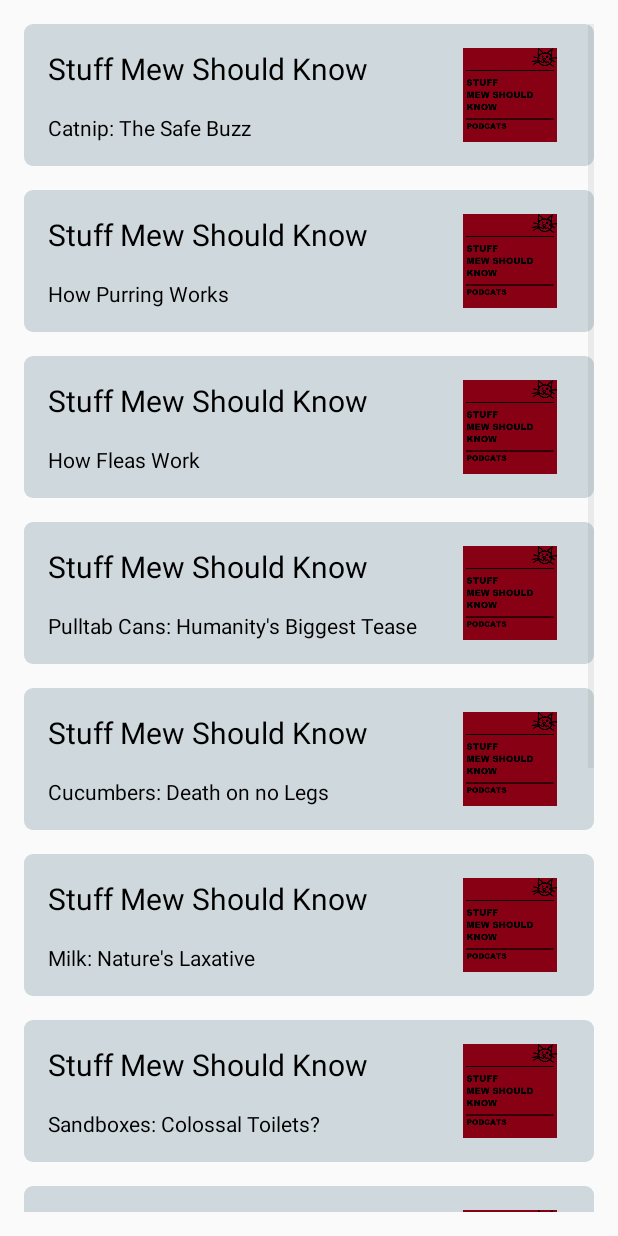
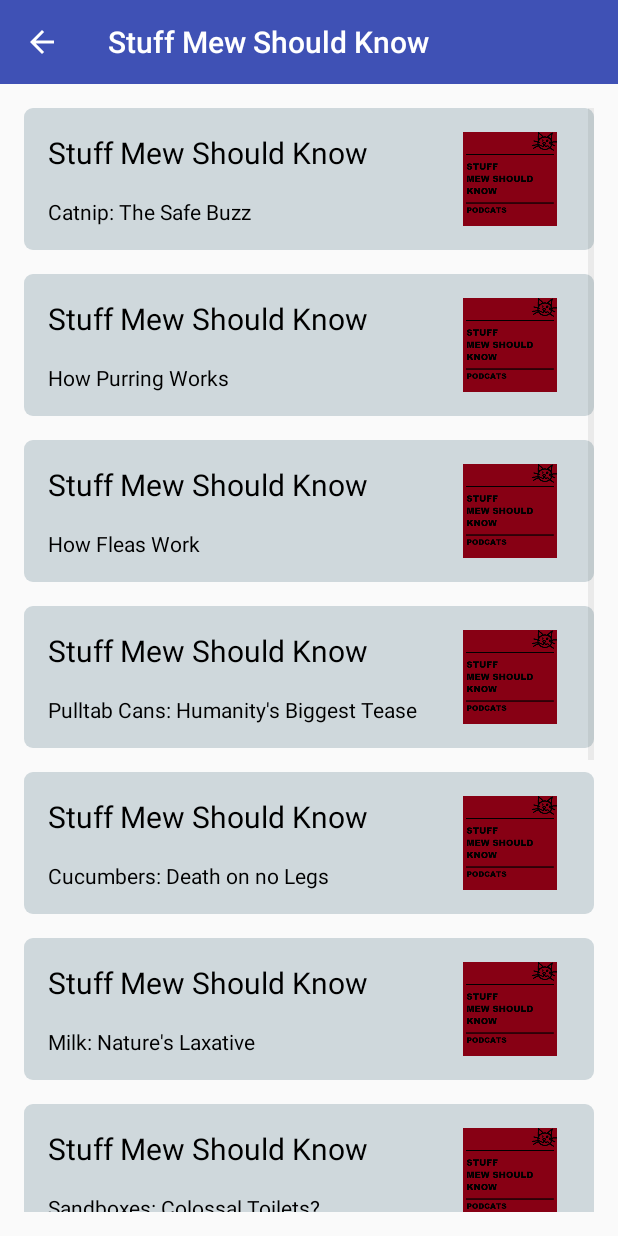
Before and after one commit to roscoephillips/Podcats, an Android app: the StuffMewActivity screen opened directly, with no data from a screen before it, on a phone screen of 412 x 824 dp. Run offline under Robolectric (Android 15) with nearby library versions, the phone set to English and light mode, and no system bars.

Commit message:
Added a back button to the NowPlaying activity.
Added drawables of necessary sizes.

```diff
--- a/app/src/main/java/com/example/android/podcats/NowPlaying.java
+++ b/app/src/main/java/com/example/android/podcats/NowPlaying.java
@@ -19,14 +19,14 @@ public class NowPlaying extends AppCompatActivity {
         super.onCreate(savedInstanceState);
         setContentView(R.layout.podcast_now_playing);
 
-        //Toolbar button to go back to MainActivity.
+        //Toolbar button to go back to previous activity.
         Toolbar myToolbar = (Toolbar) findViewById(R.id.now_playing_toolbar);
         myToolbar.setTitle(getString(R.string.now_playing));
         myToolbar.setNavigationIcon(R.drawable.ic_arrow_back_black_24dp);
         myToolbar.setNavigationOnClickListener(new View.OnClickListener() {
             @Override
             public void onClick(View view) {
-                startActivity(new Intent(getApplicationContext(), MainActivity.class));
+                finish();
             }
 
         });
--- a/app/src/main/java/com/example/android/podcats/StuffMewActivity.java
+++ b/app/src/main/java/com/example/android/podcats/StuffMewActivity.java
@@ -3,6 +3,7 @@ package com.example.android.podcats;
 import android.content.Intent;
 import android.os.Bundle;
 import android.support.v7.app.AppCompatActivity;
+import android.support.v7.widget.Toolbar;
 import android.view.View;
 import android.widget.AdapterView;
 import android.widget.ListView;
@@ -15,6 +16,18 @@ public class StuffMewActivity extends AppCompatActivity {
     protected void onCreate(Bundle savedInstanceState) {
         super.onCreate(savedInstanceState);
         setContentView(R.layout.tracklist_list);
+
+        //Toolbar button to go back to MainActivity.
+        Toolbar myToolbar = (Toolbar) findViewById(R.id.tracklist_toolbar);
+        myToolbar.setTitle(getString(R.string.smsk_title_name));
+        myToolbar.setNavigationIcon(R.drawable.ic_arrow_back_black_24dp);
+        myToolbar.setNavigationOnClickListener(new View.OnClickListener() {
+            @Override
+            public void onClick(View view) {
+                startActivity(new Intent(getApplicationContext(), MainActivity.class));
+            }
+
+        });
 
         //Create a list of tracks
         ArrayList<Track> tracks = new ArrayList<Track>();
--- a/app/src/main/res/layout/podcast_now_playing.xml
+++ b/app/src/main/res/layout/podcast_now_playing.xml
@@ -8,11 +8,9 @@
     android:background="@color/app_background"
     android:orientation="vertical">
 
-
     <android.support.v7.widget.Toolbar
         android:id="@+id/now_playing_toolbar"
         style="@style/default_toolbar"></android.support.v7.widget.Toolbar>
-
 
     <TextView
         android:id="@+id/now_playing_podcast_title"
--- a/app/src/main/res/layout/tracklist_list.xml
+++ b/app/src/main/res/layout/tracklist_list.xml
@@ -1,4 +1,15 @@
 <?xml version="1.0" encoding="utf-8"?>
+<LinearLayout
+    xmlns:android="http://schemas.android.com/apk/res/android"
+    xmlns:tools="http://schemas.android.com/tools"
+    android:layout_height="match_parent"
+    android:layout_width="match_parent"
+    android:orientation="vertical">
+
+    <android.support.v7.widget.Toolbar
+        android:id="@+id/tracklist_toolbar"
+        style="@style/default_toolbar"></android.support.v7.widget.Toolbar>
+
 <ListView xmlns:android="http://schemas.android.com/apk/res/android"
     xmlns:tools="http://schemas.android.com/tools"
     android:id="@+id/tracklist"
@@ -10,4 +21,7 @@
     android:paddingRight="@dimen/padding_med"
     android:paddingTop="@dimen/padding_med"
     android:divider="@android:color/transparent"
-    android:dividerHeight="@dimen/padding_med"/>
+    android:dividerHeight="@dimen/padding_med">
+</ListView>
+
+</LinearLayout>
```
Also changed, not shown: app/src/main/java/com/example/android/podcats/ThisAmeowicanActivity.java (+13 -0 lines).
